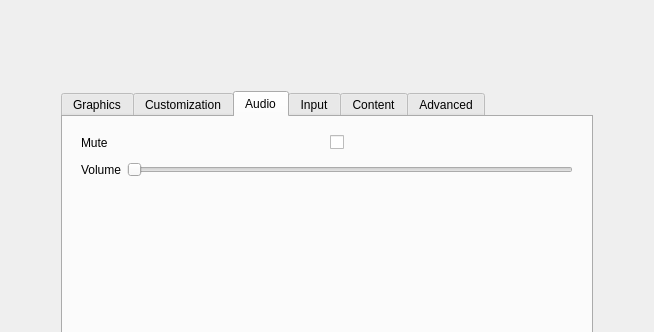
Old version of the form src/SettingsScreen.ui in the repository RemotelyChaotic/JOIPEngine; both pictures show x 0 to 654 and y 0 to 332 of the 654 by 579 pixel window.
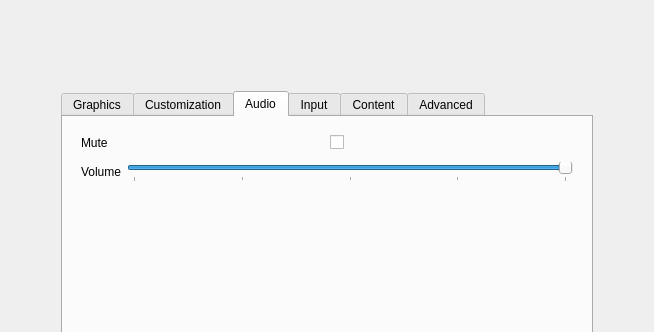
New version of the form. The open tabs and pages were chosen to show the change. Custom widgets are drawn as their Qt base class.

What changed in the file:
```diff
--- a/src/SettingsScreen.ui
+++ b/src/SettingsScreen.ui
@@ -496,9 +496,18 @@
             <property name="pageStep">
              <number>1000</number>
             </property>
+            <property name="value">
+             <number>10000</number>
+            </property>
             <property name="orientation">
              <enum>Qt::Horizontal</enum>
             </property>
+            <property name="tickPosition">
+             <enum>QSlider::TicksBelow</enum>
+            </property>
+            <property name="tickInterval">
+             <number>2500</number>
+            </property>
            </widget>
           </item>
          </layout>
```
Left out of the diff: 12 changed lines with no effect on the pictures.
